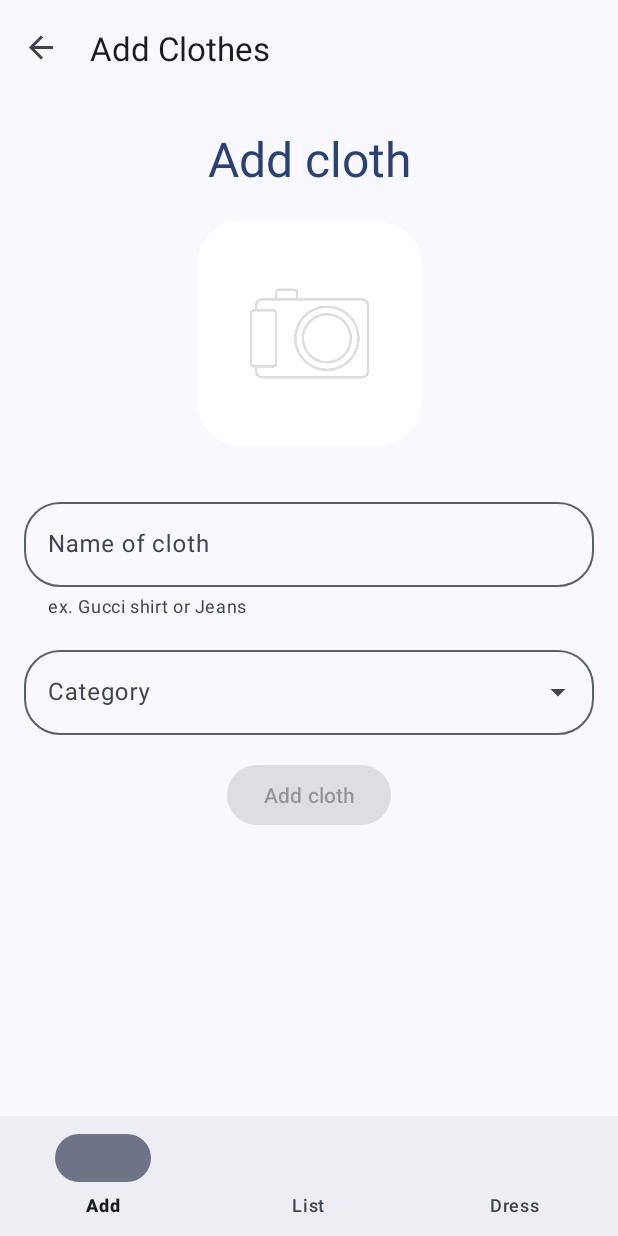
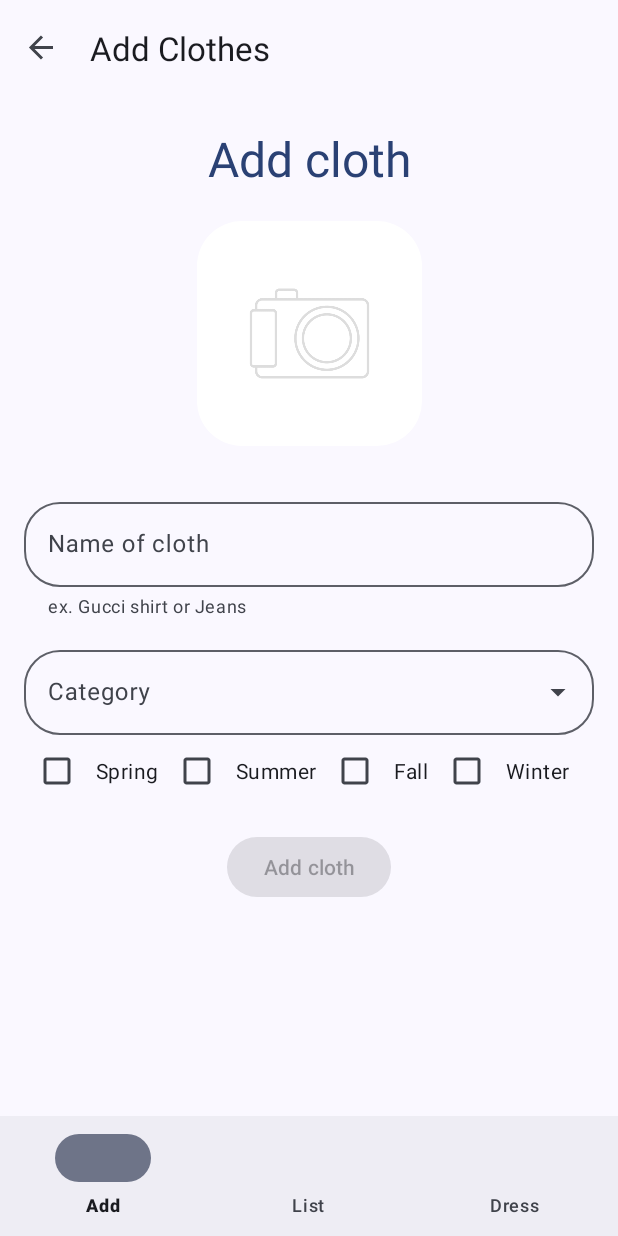
Before and after one commit to hackyeah22-akai/android, an Android app: the AddFragment screen opened through its navigation route, on a phone screen of 412 x 824 dp. Run offline under Robolectric (Android 15) with nearby library versions, the phone set to English and light mode, and no system bars; our stand-ins replace Dagger/Hilt's generated code, data binding, navigation-ui, paging; libraries missing offline, so code that uses them is left out: com.hadilq.liveevent, com.mikepenz.iconics; 10 statements that could not run were skipped.

Commit message:
Add checkbox and authorization header

```diff
--- a/app/src/main/java/pl/org/akai/hackathon/data/model/Cloth.kt
+++ b/app/src/main/java/pl/org/akai/hackathon/data/model/Cloth.kt
@@ -21,7 +21,7 @@ class Cloth(
 	val id: Int,
 	val category: Category,
 	@Json(name = "last_used")
-	val lastUsed: LocalDate,
+	val lastUsed: LocalDate?,
 ) : ClothBase(name, photo) {
 
 	override fun equals(other: Any?): Boolean {
--- a/app/src/main/java/pl/org/akai/hackathon/di/NetworkModule.kt
+++ b/app/src/main/java/pl/org/akai/hackathon/di/NetworkModule.kt
@@ -12,6 +12,7 @@ import pl.org.akai.hackathon.data.DataAdapters
 import pl.org.akai.hackathon.data.api.ApiService
 import retrofit2.Retrofit
 import retrofit2.converter.moshi.MoshiConverterFactory
+import java.util.*
 import javax.inject.Singleton
 
 @Module
@@ -32,8 +33,11 @@ class NetworkModule {
 		OkHttpClient.Builder()
 			.addInterceptor {
 				val prefs = context.getSharedPreferences("user", Context.MODE_PRIVATE)
-				val token = prefs.getString("token", null)
-				if (token != null) {
+				var token = prefs.getString("token", null)
+				if (token == null) {
+					token = UUID.randomUUID().toString()
+					prefs.edit().putString("token", token).apply()
+				} else {
 					return@addInterceptor it.proceed(it.request()
 						.newBuilder()
 						.addHeader("Authorization", "Bearer $token")
--- a/app/src/main/res/layout/add_fragment.xml
+++ b/app/src/main/res/layout/add_fragment.xml
@@ -94,6 +94,45 @@
 
 		</com.google.android.material.textfield.TextInputLayout>
 
+		<LinearLayout
+			android:id="@+id/checkboxLayout"
+			android:layout_width="match_parent"
+			android:layout_height="wrap_content"
+			app:layout_constraintEnd_toEndOf="parent"
+			app:layout_constraintStart_toStartOf="parent"
+			android:gravity="center"
+			app:layout_constraintTop_toBottomOf="@+id/categoryLayout"
+			android:orientation="horizontal">
+
+			<CheckBox
+				android:layout_width="wrap_content"
+				android:layout_height="wrap_content"
+				android:checked="false"
+				android:padding="10dp"
+				android:text="@string/spring" />
+
+			<CheckBox
+				android:layout_width="wrap_content"
+				android:layout_height="wrap_content"
+				android:checked="false"
+				android:padding="10dp"
+				android:text="@string/summer" />
+
+			<CheckBox
+				android:layout_width="wrap_content"
+				android:layout_height="wrap_content"
+				android:checked="false"
+				android:padding="10dp"
+				android:text="@string/fall" />
+
+			<CheckBox
+				android:layout_width="wrap_content"
+				android:layout_height="wrap_content"
+				android:checked="false"
+				android:padding="10dp"
+				android:text="@string/winter" />
+		</LinearLayout>
+
 		<com.google.android.material.button.MaterialButton
 			android:id="@+id/button"
 			android:layout_width="wrap_content"
@@ -102,7 +141,7 @@
 			android:enabled="false"
 			app:layout_constraintEnd_toEndOf="parent"
 			app:layout_constraintStart_toStartOf="parent"
-			app:layout_constraintTop_toBottomOf="@+id/categoryLayout"
+			app:layout_constraintTop_toBottomOf="@+id/checkboxLayout"
 			android:text="@string/add_cloth" />
 
 		<TextView
--- a/app/src/main/res/values/strings.xml
+++ b/app/src/main/res/values/strings.xml
@@ -12,6 +12,10 @@
 	<string name="list">List</string>
 	<string name="dress">Dress</string>
 	<string name="filter">Filter</string>
+	<string name="spring">Spring</string>
+	<string name="summer">Summer</string>
+	<string name="fall">Fall</string>
+	<string name="winter">Winter</string>
 
 	<string-array name="sort">
 		<item>Added time</item>
```
